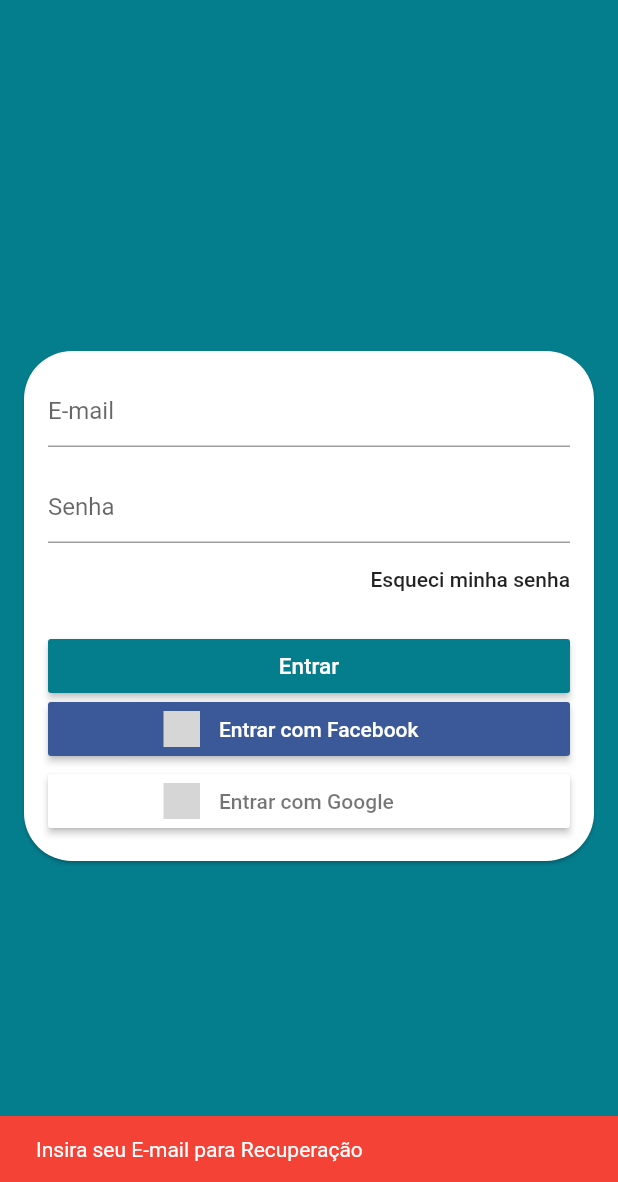
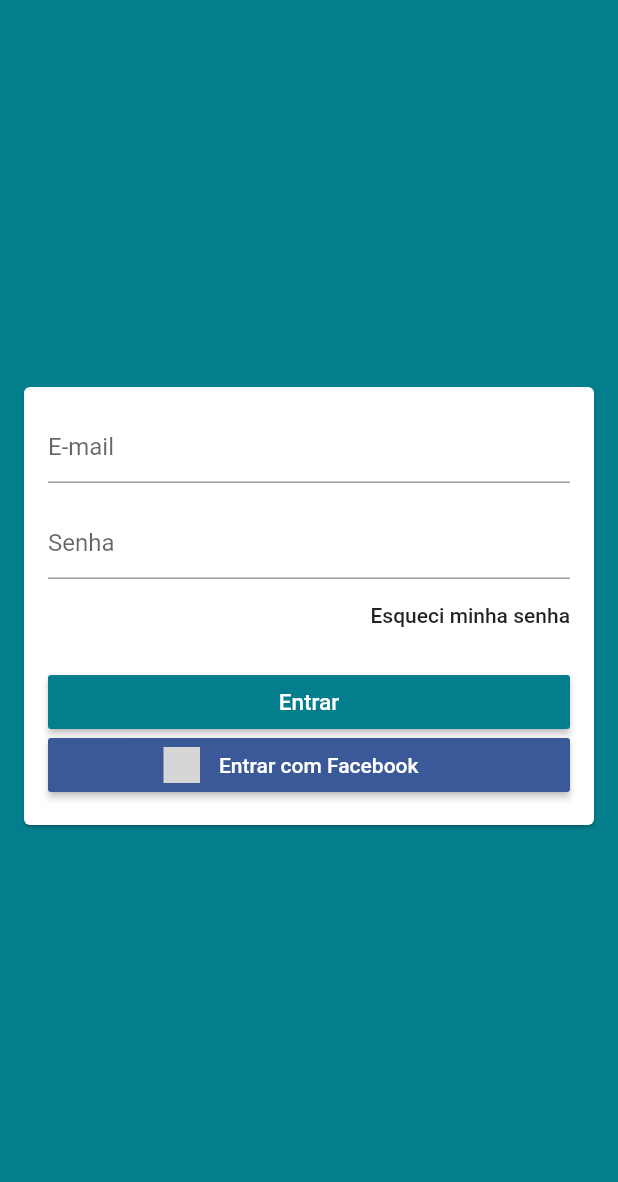
Before and after one commit to thulapinha/loja, a Flutter app: the LoginScreen screen opened by its route, after a tap on "Esqueci minha senha", on a phone screen of 412 x 824 dp, the part 54-1236 px from its top. Run offline on Flutter 3.47's test engine with Material 2 defaults, Android fonts, the phone set to English and light mode, and no system bars; our stand-ins replace brasil_fields, carousel_pro, cloud_firestore, cloud_functions, dio, firebase_auth and 14 more; missing offline and left inert: alphabet_list_scroll_view, cpf_cnpj_validator, credit_card_type_detector, flutter_facebook_login, map_launcher; accounts and stored records are empty; grey boxes are pictures that could not be loaded.

Commit message:
Update login_screen.dart

```diff
--- a/lib/screens/login/login_screen.dart
+++ b/lib/screens/login/login_screen.dart
@@ -7,9 +7,6 @@ import 'package:provider/provider.dart';
 import 'package:flutter/cupertino.dart';
 
 class LoginScreen extends StatelessWidget {
-
-
-  User user, users;
 
   final TextEditingController emailController = TextEditingController();
   final TextEditingController passController = TextEditingController();
@@ -40,11 +37,21 @@ class LoginScreen extends StatelessWidget {
       body: Center(
         child: Card(
           margin: const EdgeInsets.symmetric(horizontal: 16),
-          shape: RoundedRectangleBorder(borderRadius: BorderRadius.circular(32)),
           child: Form(
             key: formKey,
             child: Consumer<UserManager>(
               builder: (_, userManager, child){
+                if(userManager.loadingFace){
+                  return Padding(
+                    padding: const EdgeInsets.all(16.0),
+                    child: CircularProgressIndicator(
+                      valueColor: AlwaysStoppedAnimation(
+                          Theme.of(context).primaryColor
+                      ),
+                    ),
+                  );
+                }
+
                 return ListView(
                   padding: const EdgeInsets.all(16),
                   shrinkWrap: true,
@@ -132,26 +139,7 @@ class LoginScreen extends StatelessWidget {
                           }
                         );
                       },
-                    ),
-                    SignInButton(
-                      Buttons.Google,
-                      text: 'Entrar com Google',
-                      onPressed: (){
-                        userManager.googleSignIn(
-                            onFail: (){
-                              scaffoldKey.currentState.showSnackBar(
-                                  SnackBar(
-                                    content: Text('Falha ao entrar'),
-                                    backgroundColor: Colors.red,
                     )
-                              );
-                            },
-                            onSuccess: (){
-                              Navigator.of(context).pop();
-                            }
-                        );
-                      },
-                    ),
                   ],
                 );
               },
@@ -160,25 +148,6 @@ class LoginScreen extends StatelessWidget {
                 child: FlatButton(
                   onPressed: (){
 
-                    if(emailController.text.isEmpty)
-                      scaffoldKey.currentState.showSnackBar(
-                          SnackBar(
-                            content: Text('Insira seu E-mail para Recuperação'),
-                            backgroundColor: Colors.red,
-                            duration: Duration(seconds: 5),
-                          )
-                      );
-                    else {
-
-                      scaffoldKey.currentState.showSnackBar(
-
-                          SnackBar(
-                            content: Text('Confira seu E-mail'),
-                            backgroundColor: Colors.green,
-                            duration: Duration(seconds: 5),
-                          )
-                      );
-                    }
                   },
                   padding: EdgeInsets.zero,
                   child: const Text(
@@ -192,5 +161,4 @@ class LoginScreen extends StatelessWidget {
       ),
     );
   }
-
 }
```
Lines whose indentation alone changed are shown as unchanged.
